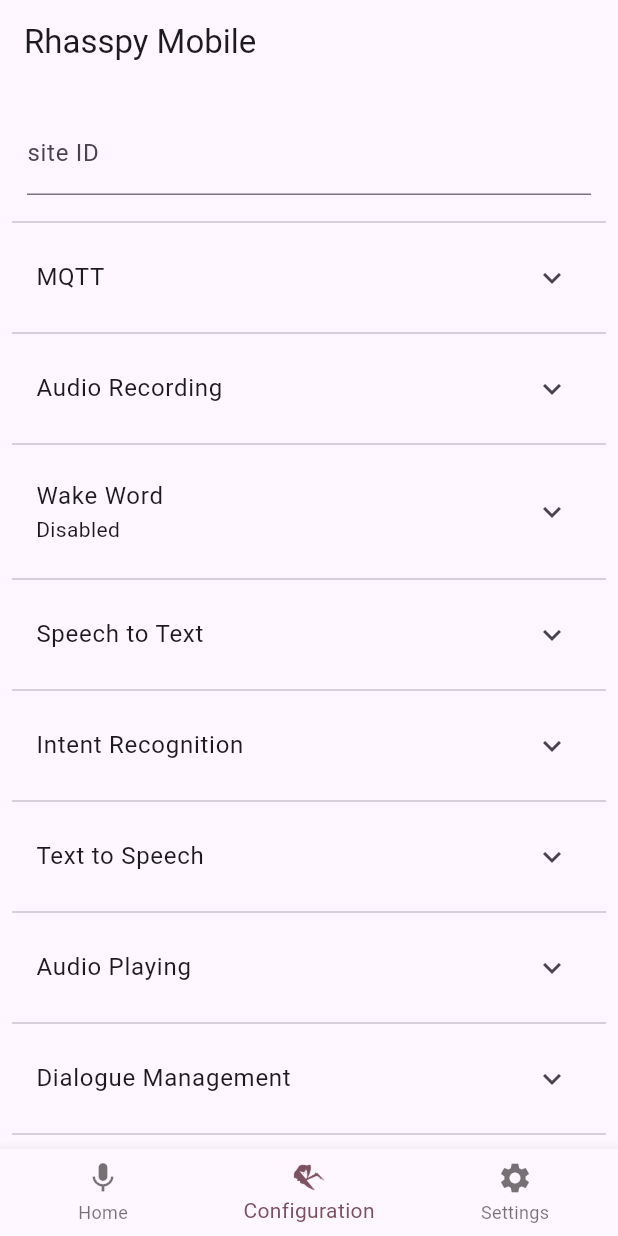
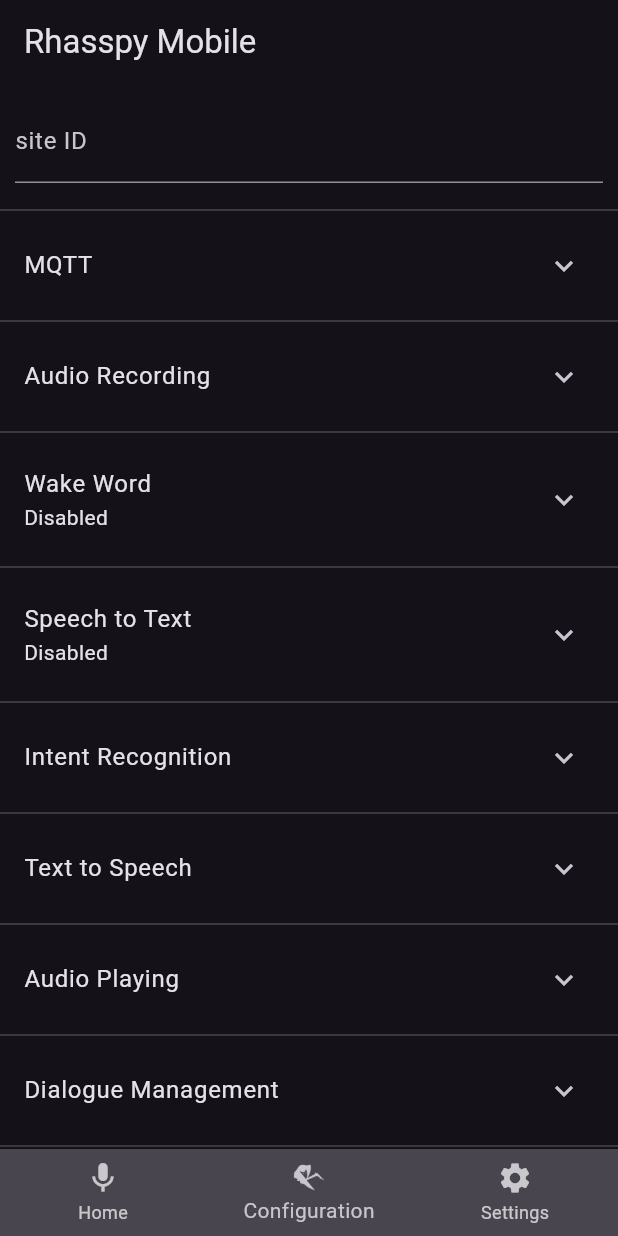
Before and after one commit to Nailik/rhasspy_mobile, a Flutter app: the screen it shows after launch, item 2 of the bottom bar chosen, on a phone screen of 412 x 824 dp. Run offline on Flutter 3.47's test engine with Material 2 defaults, Android fonts, the phone set to English and light mode, and no system bars; our stand-ins replace dropdown_button2, get; generated files the repository leaves out were written again.

Commit message:
rhasspy settings screen and colors

```diff
--- a/lib/data/audio_playing_options.dart
+++ b/lib/data/audio_playing_options.dart
@@ -1,3 +1,5 @@
+import 'package:flutter_gen/gen_l10n/app_localizations.dart';
+
 enum AudioPlayingOption { local, remoteHTTP, remoteMQTT, disabled }
 
 extension TranslateAudioPlayingOptionEnum on AudioPlayingOption {
--- a/lib/data/dialogue_management_options.dart
+++ b/lib/data/dialogue_management_options.dart
@@ -1,3 +1,5 @@
+import 'package:flutter_gen/gen_l10n/app_localizations.dart';
+
 enum DialogueManagementOption { local, remoteMQTT, disabled }
 
 extension TranslateDialogueManagementOptionEnum on DialogueManagementOption {
--- a/lib/data/intent_recognition_options.dart
+++ b/lib/data/intent_recognition_options.dart
@@ -1,3 +1,4 @@
+import 'package:flutter_gen/gen_l10n/app_localizations.dart';
 
 enum IntentRecognitionOption { remoteHTTP, remoteMQTT, disabled }
 
--- a/lib/data/speech_to_text_options.dart
+++ b/lib/data/speech_to_text_options.dart
@@ -1,3 +1,5 @@
+import 'package:flutter_gen/gen_l10n/app_localizations.dart';
+
 enum SpeechToTextOption { remoteHTTP, remoteMQTT, disabled }
 
 extension TranslateSpeechToTextOptionEnum on SpeechToTextOption {
--- a/lib/data/text_to_speech_options.dart
+++ b/lib/data/text_to_speech_options.dart
@@ -1,10 +1,12 @@
+import 'package:flutter_gen/gen_l10n/app_localizations.dart';
+
 enum TextToSpeechOption { remoteHTTP, remoteMQTT, disabled }
 
 extension TranslateTextToSpeechOptionEnum on TextToSpeechOption {
   String asText(AppLocalizations local) {
     switch (this) {
       case TextToSpeechOption.remoteHTTP:
-        return local.local;
+        return local.remoteHTTP;
       case TextToSpeechOption.remoteMQTT:
         return local.remoteMQTT;
       case TextToSpeechOption.disabled:
--- a/lib/l10n/app_de.arb
+++ b/lib/l10n/app_de.arb
@@ -25,9 +25,11 @@
   "intentHandling": "Intent Handling",
   "checkConnection": "Check Connection",
   "localPorcupine": "Porcupine (local)",
+  "local": "Local",
   "remote": "Remote",
   "disabled": "Disabled",
   "remoteMQTT": "Remote Hermes MQTT",
   "remoteHTTP": "Remote HTTP",
-  "homeAssistant": "Home Assistant"
+  "homeAssistant": "Home Assistant",
+  "refresh": "Refresh"
 }
--- a/lib/l10n/app_en.arb
+++ b/lib/l10n/app_en.arb
@@ -25,9 +25,11 @@
   "intentHandling": "Intent Handling",
   "checkConnection": "Check Connection",
   "localPorcupine": "Porcupine (local)",
+  "local": "Local",
   "remote": "Remote",
   "disabled": "Disabled",
   "remoteMQTT": "Remote Hermes MQTT",
   "remoteHTTP": "Remote HTTP",
-  "homeAssistant": "Home Assistant"
+  "homeAssistant": "Home Assistant",
+  "refresh": "Refresh"
 }
--- a/lib/main.dart
+++ b/lib/main.dart
@@ -18,7 +18,10 @@
       title: 'Rhasspy Mobile',
       localizationsDelegates: AppLocalizations.localizationsDelegates,
       supportedLocales: AppLocalizations.supportedLocales,
-      theme: ThemeData(primarySwatch: Colors.blue, useMaterial3: true),
+      theme: ThemeData(
+          brightness: Brightness.dark,
+          useMaterial3: true,
+          primarySwatch: Colors.teal),
       home: const MainScreen(),
     );
   }
--- a/lib/screens/main_screen.dart
+++ b/lib/screens/main_screen.dart
@@ -37,7 +37,7 @@
       case 2:
         return const SettingsScreen();
       default:
-        null;
+        return null;
     }
   }
 
@@ -62,7 +62,8 @@
         ),
       ],
       currentIndex: _selectedIndex,
-      selectedItemColor: Theme.of(context).colorScheme.tertiary,
+      backgroundColor: Theme.of(context).colorScheme.surfaceVariant,
+      selectedItemColor: Theme.of(context).colorScheme.onSurfaceVariant,
       onTap: _onItemTapped,
     );
   }
--- a/lib/screens/rhasspy_settings_screen.dart
+++ b/lib/screens/rhasspy_settings_screen.dart
@@ -2,6 +2,12 @@
 import 'package:flutter/material.dart';
 import 'package:flutter_gen/gen_l10n/app_localizations.dart';
 import 'package:get/get.dart';
+import 'package:rhasspy_mobile/data/audio_playing_options.dart';
+import 'package:rhasspy_mobile/data/dialogue_management_options.dart';
+import 'package:rhasspy_mobile/data/intent_handling_options.dart';
+import 'package:rhasspy_mobile/data/intent_recognition_options.dart';
+import 'package:rhasspy_mobile/data/speech_to_text_options.dart';
+import '../data/text_to_speech_options.dart';
 import '../data/wake_word_options.dart';
 
 enum WhyFarther { harder, smarter, selfStarter, tradingCharter }
@@ -16,6 +22,8 @@
 class _RhasspySettingsScreenState extends State<RhasspySettingsScreen> {
   late ThemeData theme;
   late AppLocalizations locale;
+
+  final _tilePadding = const EdgeInsets.fromLTRB(8, 0, 8, 8);
 
   @override
   Widget build(BuildContext context) {
@@ -39,7 +47,6 @@
     ];
 
     return ListView.separated(
-      padding: const EdgeInsets.all(8),
       itemCount: items.length,
       itemBuilder: (BuildContext context, int index) {
         return items[index];
@@ -64,42 +71,44 @@
       title: Text(
         locale.mqtt,
       ),
+      backgroundColor: theme.colorScheme.surfaceVariant,
+      childrenPadding: _tilePadding,
       children: <Widget>[
+        const Divider(),
         TextField(
           decoration: defaultDecoration(locale.host),
         ),
+        const Divider(),
         TextField(
           decoration: defaultDecoration(locale.port),
         ),
+        const Divider(),
         TextField(
           decoration: defaultDecoration(locale.userName),
         ),
-        Obx(() => TextFormField(
-              obscureText: _passwordHidden.value,
+        const Divider(),
+        ObxValue<RxBool>(
+            (passwordHidden) => TextFormField(
+                  obscureText: passwordHidden.value,
                   decoration: InputDecoration(
                     border: const UnderlineInputBorder(),
                     labelText: locale.password,
                     suffixIcon: IconButton(
                       icon: Icon(
-                    _passwordHidden.value
+                        passwordHidden.value
                             ? Icons.visibility_off
                             : Icons.visibility,
                         color: theme.primaryColorDark,
                       ),
                       onPressed: () {
-                    _passwordHidden.value = !_passwordHidden.value;
+                        passwordHidden.value = !passwordHidden.value;
                       },
                     ),
                   ),
-            )),
-        MaterialButton(
-            child: Text(
-              locale.checkConnection,
-              style: theme.textTheme.bodyLarge!.copyWith(
-                color: theme.colorScheme.error,
                 ),
-            ),
-            onPressed: () {})
+            true.obs),
+        const Divider(),
+        ElevatedButton(child: Text(locale.checkConnection), onPressed: () {})
       ],
     );
   }
@@ -108,7 +117,10 @@
     var _audioRecordingUdpOutput = true.obs;
     return Obx(() => ExpansionTile(
           title: Text(locale.audioRecording),
+          backgroundColor: theme.colorScheme.surfaceVariant,
+          childrenPadding: _tilePadding,
           children: <Widget>[
+            const Divider(),
             SwitchListTile(
                 value: _audioRecordingUdpOutput.value,
                 onChanged: (value) {
@@ -116,10 +128,12 @@
                 },
                 title: Text(locale.udpAudioOutput),
                 subtitle: Text(locale.udpAudioOutputDetail)),
+            const Divider(),
             TextField(
               enabled: _audioRecordingUdpOutput.value,
               decoration: defaultDecoration(locale.host),
             ),
+            const Divider(),
             TextField(
               enabled: _audioRecordingUdpOutput.value,
               decoration: defaultDecoration(locale.port),
@@ -130,18 +144,19 @@
   }
 
   Widget wakeWord() {
-    var wakeWordSetting = WakeWordOption.disabled.obs;
-    var wakeWordSensitivity = 0.55.obs;
-
+    var wakeWordOption = WakeWordOption.disabled.obs;
     return Obx(() => ExpansionTile(
             title: Text(locale.wakeWord),
-            subtitle: Text(wakeWordSetting.value.asText(locale)),
+            subtitle: Text(wakeWordOption.value.asText(locale)),
+            backgroundColor: theme.colorScheme.surfaceVariant,
+            childrenPadding: _tilePadding,
             children: <Widget>[
+              const Divider(),
               DropdownButtonFormField2<WakeWordOption>(
-                value: wakeWordSetting.value,
+                value: wakeWordOption.value,
                 onChanged: (WakeWordOption? newValue) {
                   if (newValue != null) {
-                    wakeWordSetting.value = newValue;
+                    wakeWordOption.value = newValue;
                   }
                 },
                 items: WakeWordOption.values
@@ -153,9 +168,58 @@
                   );
                 }).toList(),
               ),
-              //TODO dropdown  (local/remote/disabled)
-              //TODO dropdown keyword file
-              //todo dropdown avaialble keywords
+              localWakeWordSettings(wakeWordOption.value)
+            ]));
+  }
+
+  Widget localWakeWordSettings(WakeWordOption wakeWordOption) {
+    if (wakeWordOption == WakeWordOption.localPorcupine) {
+      return Column(children: <Widget>[
+        const Divider(),
+        localWakeWordKeyword(),
+        const Divider(),
+        localWakeWordSensitivity()
+      ]);
+    } else {
+      return Container();
+    }
+  }
+
+  Widget localWakeWordKeyword() {
+    var wakeWordKeywordOption = "1".obs;
+    var wakeWordKeywordOptions = ["1", "2g"];
+
+    return Row(
+      mainAxisSize: MainAxisSize.min,
+      children: [
+        Expanded(
+            child: Obx(
+          () => DropdownButtonFormField2<String>(
+            value: wakeWordKeywordOption.value,
+            onChanged: (String? newValue) {
+              if (newValue != null) {
+                wakeWordKeywordOption.value = newValue;
+              }
+            },
+            items: wakeWordKeywordOptions
+                .map<DropdownMenuItem<String>>((String value) {
+              return DropdownMenuItem<String>(
+                value: value,
+                child: Text(value),
+              );
+            }).toList(),
+          ),
+        )),
+        const VerticalDivider(),
+        ElevatedButton(onPressed: () {}, child: Text(locale.refresh))
+      ],
+    );
+  }
+
+  Widget localWakeWordSensitivity() {
+    var wakeWordSensitivity = 0.55.obs;
+
+    return Obx(() => Column(children: <Widget>[
           Padding(
               padding: const EdgeInsets.fromLTRB(0, 32, 0, 0),
               child: Align(
@@ -166,8 +230,7 @@
             data: SliderThemeData(
                 inactiveTrackColor: theme.colorScheme.secondary,
                 trackHeight: 0.1,
-                    valueIndicatorShape:
-                        const PaddleSliderValueIndicatorShape(),
+                valueIndicatorShape: const PaddleSliderValueIndicatorShape(),
                 thumbShape: const RoundSliderThumbShape()),
             child: Slider(
               value: wakeWordSensitivity.value,
@@ -183,27 +246,46 @@
   }
 
   Widget speechToText() {
-    return ExpansionTile(
-      title: Text(
-        locale.speechToText,
+    var speechToTextOption = SpeechToTextOption.disabled.obs;
+    return Obx(() => ExpansionTile(
+            title: Text(locale.speechToText),
+            subtitle: Text(speechToTextOption.value.asText(locale)),
+            backgroundColor: theme.colorScheme.surfaceVariant,
+            childrenPadding: _tilePadding,
+            children: <Widget>[
+              const Divider(),
+              DropdownButtonFormField2<SpeechToTextOption>(
+                value: speechToTextOption.value,
+                onChanged: (SpeechToTextOption? newValue) {
+                  if (newValue != null) {
+                    speechToTextOption.value = newValue;
+                  }
+                },
+                items: SpeechToTextOption.values
+                    .map<DropdownMenuItem<SpeechToTextOption>>(
+                        (SpeechToTextOption value) {
+                  return DropdownMenuItem<SpeechToTextOption>(
+                    value: value,
+                    child: Text(value.asText(locale)),
+                  );
+                }).toList(),
               ),
-      children: <Widget>[
-        Text(locale.speechToText),
+              const Divider(),
               TextFormField(
                 decoration: InputDecoration(
                   border: const UnderlineInputBorder(),
                   labelText: locale.speechToTextURL,
                 ),
-        ),
-      ],
-    );
+              )
+            ]));
   }
 
   Widget intentRecognition() {
+    var intentRecognitionOption = IntentRecognitionOption.disabled.obs;
     return ExpansionTile(
-      title: Text(
-        locale.intentRecognition,
-      ),
+      title: Text(locale.intentRecognition),
+      backgroundColor: theme.colorScheme.surfaceVariant,
+      childrenPadding: _tilePadding,
       children: <Widget>[
         Text(locale.intentRecognition),
         TextFormField(
@@ -217,10 +299,11 @@
   }
 
   Widget textToSpeech() {
+    var textToSpeechOption = TextToSpeechOption.disabled.obs;
     return ExpansionTile(
-      title: Text(
-        locale.textToSpeech,
-      ),
+      title: Text(locale.textToSpeech),
+      backgroundColor: theme.colorScheme.surfaceVariant,
+      childrenPadding: _tilePadding,
       children: <Widget>[
         Text(locale.textToSpeech),
         TextFormField(
@@ -234,10 +317,11 @@
   }
 
   Widget audioPlaying() {
+    var audioPlayingOption = AudioPlayingOption.disabled.obs;
     return ExpansionTile(
-      title: Text(
-        locale.audioPlaying,
-      ),
+      title: Text(locale.audioPlaying),
+      backgroundColor: theme.colorScheme.surfaceVariant,
+      childrenPadding: _tilePadding,
       children: <Widget>[
         Text(locale.audioPlaying),
         //Todo volume
@@ -246,10 +330,11 @@
   }
 
   Widget dialogueManagement() {
+    var dialogueManagementOption = DialogueManagementOption.disabled.obs;
     return ExpansionTile(
-      title: Text(
-        locale.dialogueManagement,
-      ),
+      title: Text(locale.dialogueManagement),
+      backgroundColor: theme.colorScheme.surfaceVariant,
+      childrenPadding: _tilePadding,
       children: <Widget>[
         Text(locale.dialogueManagement),
         //Todo not sure??
@@ -258,10 +343,11 @@
   }
 
   Widget intentHandling() {
+    var intentHandlingOption = IntentHandlingOption.disabled.obs;
     return ExpansionTile(
-      title: Text(
-        locale.intentHandling,
-      ),
+      title: Text(locale.intentHandling),
+      backgroundColor: theme.colorScheme.surfaceVariant,
+      childrenPadding: _tilePadding,
       children: <Widget>[
         Text(locale.intentHandling),
         //Todo drop down home assistant/remote http/disabled
```
Also changed, not shown: lib/data/intent_handling_options.dart (+8 -6 lines). Lines whose indentation alone changed are shown as unchanged.
